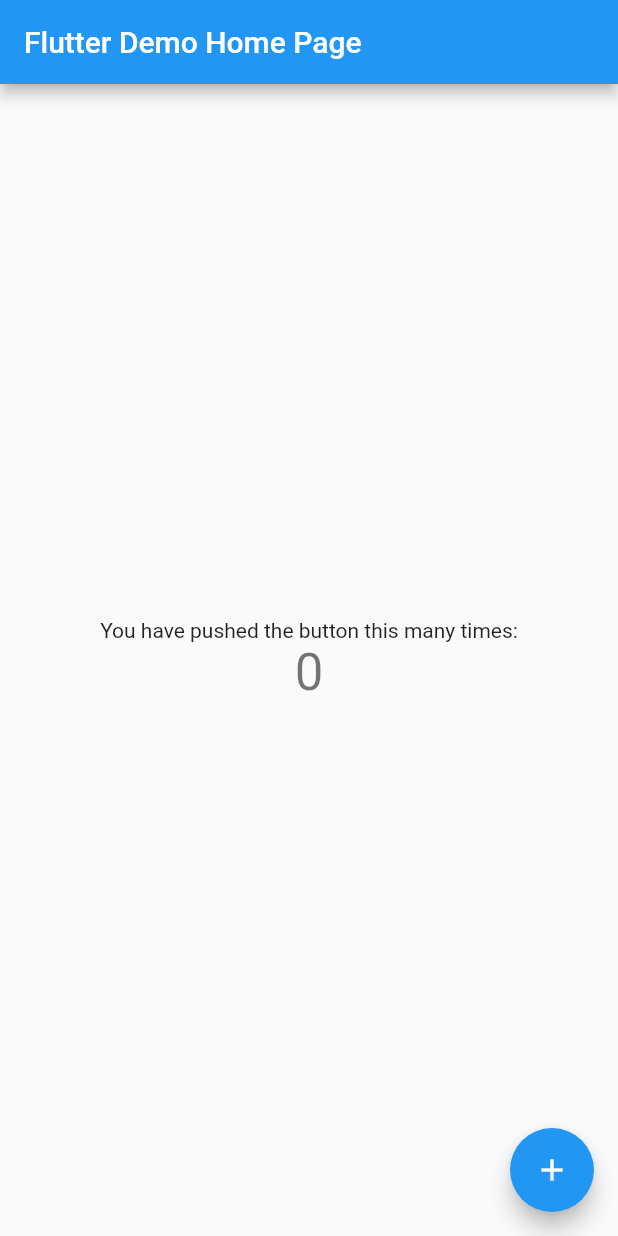
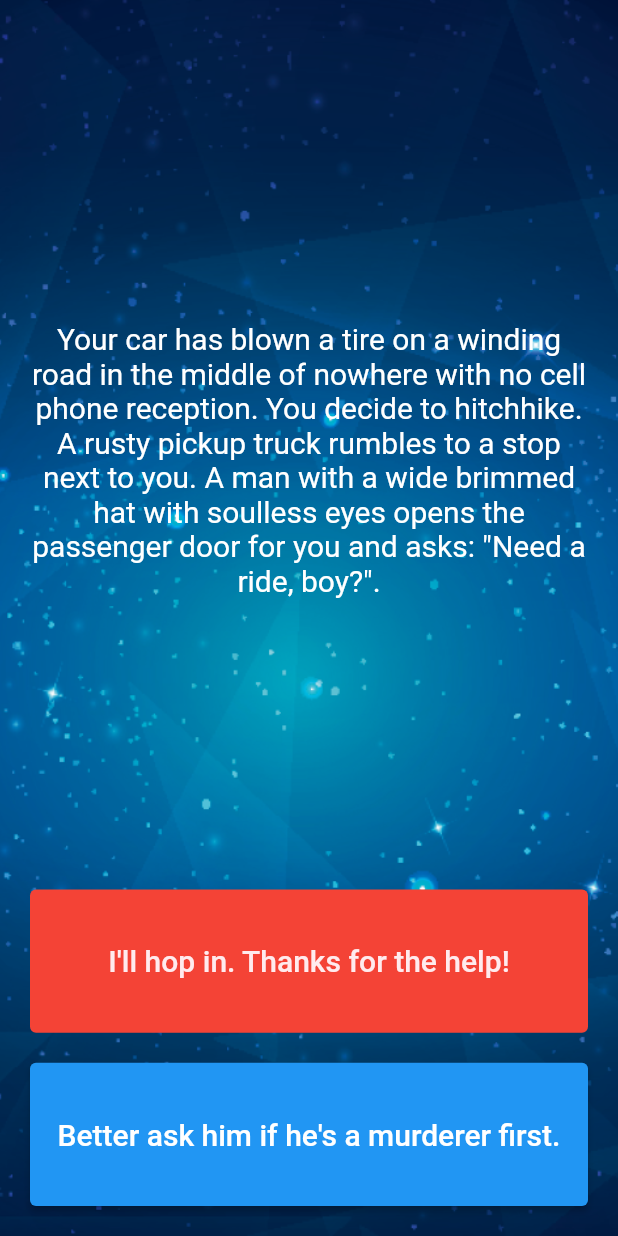
Before and after one commit to bugchain/destini-flutter, a Flutter app: the screen it shows after launch, on a phone screen of 412 x 824 dp. Run offline on Flutter 3.47's test engine with Material 2 defaults, Android fonts, the phone set to English and light mode, and no system bars.

Commit message:
completed code.

```diff
--- a/lib/main.dart
+++ b/lib/main.dart
@@ -1,113 +1,98 @@
 import 'package:flutter/material.dart';
 
-void main() {
-  runApp(MyApp());
-}
+import 'story_brain.dart';
+
+void main() => runApp(MyApp());
 
 class MyApp extends StatelessWidget {
-  // This widget is the root of your application.
+  const MyApp({Key? key}) : super(key: key);
+
   @override
   Widget build(BuildContext context) {
     return MaterialApp(
-      title: 'Flutter Demo',
-      theme: ThemeData(
-        // This is the theme of your application.
-        //
-        // Try running your application with "flutter run". You'll see the
-        // application has a blue toolbar. Then, without quitting the app, try
-        // changing the primarySwatch below to Colors.green and then invoke
-        // "hot reload" (press "r" in the console where you ran "flutter run",
-        // or simply save your changes to "hot reload" in a Flutter IDE).
-        // Notice that the counter didn't reset back to zero; the application
-        // is not restarted.
-        primarySwatch: Colors.blue,
+      theme: ThemeData.dark(),
+      home: Scaffold(
+        body: Container(
+          padding: EdgeInsets.symmetric(horizontal: 20.0, vertical: 20.0),
+          decoration: BoxDecoration(
+            image: DecorationImage(
+              image: AssetImage('images/background.png'),
+              fit: BoxFit.cover,
+            ),
+          ),
+          child: MainPage(),
+        ),
       ),
-      home: MyHomePage(title: 'Flutter Demo Home Page'),
     );
   }
 }
 
-class MyHomePage extends StatefulWidget {
-  MyHomePage({Key? key, required this.title}) : super(key: key);
-
-  // This widget is the home page of your application. It is stateful, meaning
-  // that it has a State object (defined below) that contains fields that affect
-  // how it looks.
-
-  // This class is the configuration for the state. It holds the values (in this
-  // case the title) provided by the parent (in this case the App widget) and
-  // used by the build method of the State. Fields in a Widget subclass are
-  // always marked "final".
-
-  final String title;
+class MainPage extends StatefulWidget {
+  const MainPage({Key? key}) : super(key: key);
 
   @override
-  _MyHomePageState createState() => _MyHomePageState();
+  _MainPageState createState() => _MainPageState();
 }
 
-class _MyHomePageState extends State<MyHomePage> {
-  int _counter = 0;
+class _MainPageState extends State<MainPage> {
+  StoryBrain storyBrain = StoryBrain();
 
-  void _incrementCounter() {
+  void onButtonClick() {
     setState(() {
-      // This call to setState tells the Flutter framework that something has
-      // changed in this State, which causes it to rerun the build method below
-      // so that the display can reflect the updated values. If we changed
-      // _counter without calling setState(), then the build method would not be
-      // called again, and so nothing would appear to happen.
-      _counter++;
+      if (storyBrain.isShouldRestart()) {
+        storyBrain.restart();
+      } else {
+        storyBrain.nextStory();
+      }
     });
   }
 
   @override
   Widget build(BuildContext context) {
-    // This method is rerun every time setState is called, for instance as done
-    // by the _incrementCounter method above.
-    //
-    // The Flutter framework has been optimized to make rerunning build methods
-    // fast, so that you can just rebuild anything that needs updating rather
-    // than having to individually change instances of widgets.
-    return Scaffold(
-      appBar: AppBar(
-        // Here we take the value from the MyHomePage object that was created by
-        // the App.build method, and use it to set our appbar title.
-        title: Text(widget.title),
-      ),
-      body: Center(
-        // Center is a layout widget. It takes a single child and positions it
-        // in the middle of the parent.
-        child: Column(
-          // Column is also a layout widget. It takes a list of children and
-          // arranges them vertically. By default, it sizes itself to fit its
-          // children horizontally, and tries to be as tall as its parent.
-          //
-          // Invoke "debug painting" (press "p" in the console, choose the
-          // "Toggle Debug Paint" action from the Flutter Inspector in Android
-          // Studio, or the "Toggle Debug Paint" command in Visual Studio Code)
-          // to see the wireframe for each widget.
-          //
-          // Column has various properties to control how it sizes itself and
-          // how it positions its children. Here we use mainAxisAlignment to
-          // center the children vertically; the main axis here is the vertical
-          // axis because Columns are vertical (the cross axis would be
-          // horizontal).
-          mainAxisAlignment: MainAxisAlignment.center,
-          children: <Widget>[
-            Text(
-              'You have pushed the button this many times:',
+    return Column(
+      crossAxisAlignment: CrossAxisAlignment.stretch,
+      children: <Widget>[
+        Expanded(
+          flex: 12,
+          child: Center(
+            child: Text(
+              storyBrain.getStoryTitle(),
+              textAlign: TextAlign.center,
+              style: TextStyle(color: Colors.white, fontSize: 20.0),
             ),
-            Text(
-              '$_counter',
-              style: Theme.of(context).textTheme.headline4,
+          ),
+        ),
+        Expanded(
+          flex: 2,
+          child: TextButton(
+            style: TextButton.styleFrom(
+                primary: Colors.red.shade50, backgroundColor: Colors.red),
+            child: Text(
+              storyBrain.getStoryChoice1(),
+              textAlign: TextAlign.center,
+              style: TextStyle(fontSize: 20.0),
             ),
-          ],
+            onPressed: onButtonClick,
+          ),
         ),
-      ),
-      floatingActionButton: FloatingActionButton(
-        onPressed: _incrementCounter,
-        tooltip: 'Increment',
-        child: Icon(Icons.add),
-      ), // This trailing comma makes auto-formatting nicer for build methods.
+        SizedBox(
+          height: 20,
+        ),
+        Expanded(
+          flex: 2,
+          child: Visibility(
+            visible: !storyBrain.isShouldRestart(),
+            child: ElevatedButton(
+              child: Text(
+                storyBrain.getStoryChoice2(),
+                textAlign: TextAlign.center,
+                style: TextStyle(fontSize: 20.0),
+              ),
+              onPressed: onButtonClick,
+            ),
+          ),
+        ),
+      ],
     );
   }
 }
--- /dev/null
+++ b/lib/story_brain.dart
@@ -0,0 +1,63 @@
+import 'story_model.dart';
+
+class StoryBrain {
+  var storyNumber = 0;
+
+  List<Story> storyData = [
+    Story(
+        title:
+            'Your car has blown a tire on a winding road in the middle of nowhere with no cell phone reception. You decide to hitchhike. A rusty pickup truck rumbles to a stop next to you. A man with a wide brimmed hat with soulless eyes opens the passenger door for you and asks: "Need a ride, boy?".',
+        choice1: 'I\'ll hop in. Thanks for the help!',
+        choice2: 'Better ask him if he\'s a murderer first.'),
+    Story(
+        title: 'He nods slowly, unphased by the question.',
+        choice1: 'At least he\'s honest. I\'ll climb in.',
+        choice2: 'Wait, I know how to change a tire.'),
+    Story(
+        title:
+            'As you begin to drive, the stranger starts talking about his relationship with his mother. He gets angrier and angrier by the minute. He asks you to open the glovebox. Inside you find a bloody knife, two severed fingers, and a cassette tape of Elton John. He reaches for the glove box.',
+        choice1: 'I love Elton John! Hand him the cassette tape.',
+        choice2: 'It\'s him or me! You take the knife and stab him.'),
+    Story(
+        title:
+            'What? Such a cop out! Did you know traffic accidents are the second leading cause of accidental death for most adult age groups?',
+        choice1: 'Restart',
+        choice2: ''),
+    Story(
+        title:
+            'As you smash through the guardrail and careen towards the jagged rocks below you reflect on the dubious wisdom of stabbing someone while they are driving a car you are in.',
+        choice1: 'Restart',
+        choice2: ''),
+    Story(
+        title:
+            'You bond with the murderer while crooning verses of "Can you feel the love tonight". He drops you off at the next town. Before you go he asks you if you know any good places to dump bodies. You reply: "Try the pier".',
+        choice1: 'Restart',
+        choice2: '')
+  ];
+
+  String getStoryTitle() {
+    return storyData[storyNumber].title;
+  }
+
+  String getStoryChoice1() {
+    return storyData[storyNumber].choice1;
+  }
+
+  String getStoryChoice2() {
+    return storyData[storyNumber].choice2;
+  }
+
+  bool isShouldRestart() {
+    return storyData[storyNumber].choice1.endsWith('Restart');
+  }
+
+  void nextStory() {
+    if (storyNumber < storyData.length - 1) {
+      storyNumber++;
+    }
+  }
+
+  void restart() {
+    storyNumber = 0;
+  }
+}
--- /dev/null
+++ b/lib/story_model.dart
@@ -0,0 +1,11 @@
+class Story {
+  String title;
+  String choice1;
+  String choice2;
+
+  Story({
+    required this.title,
+    required this.choice1,
+    required this.choice2,
+  });
+}
```
